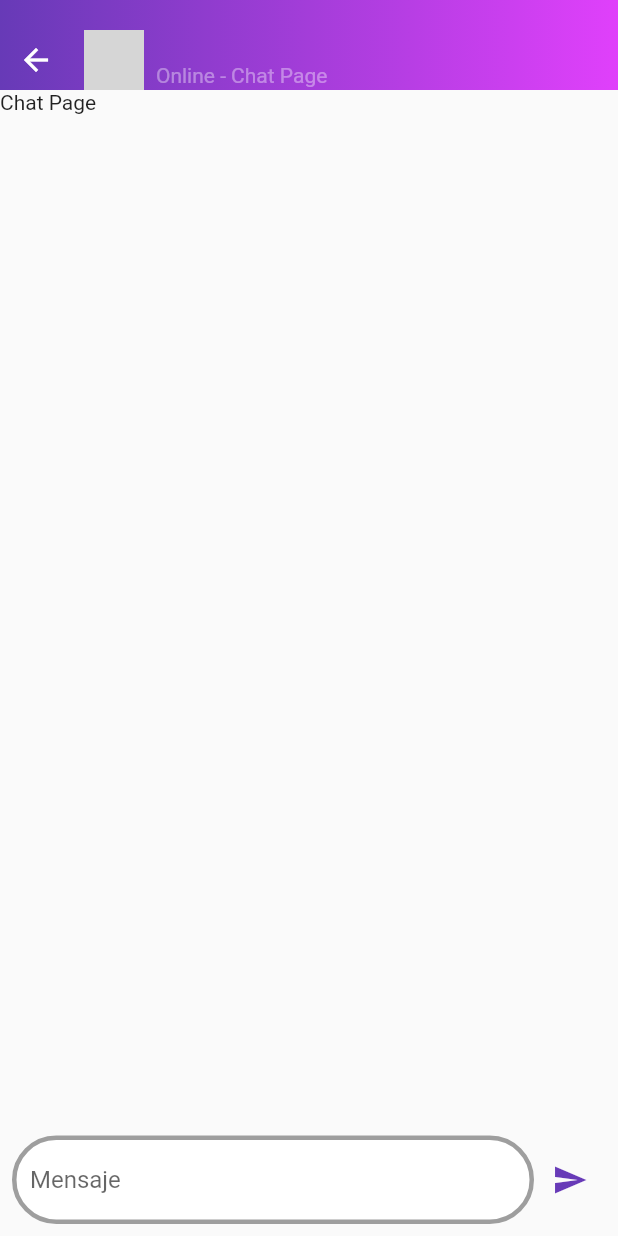
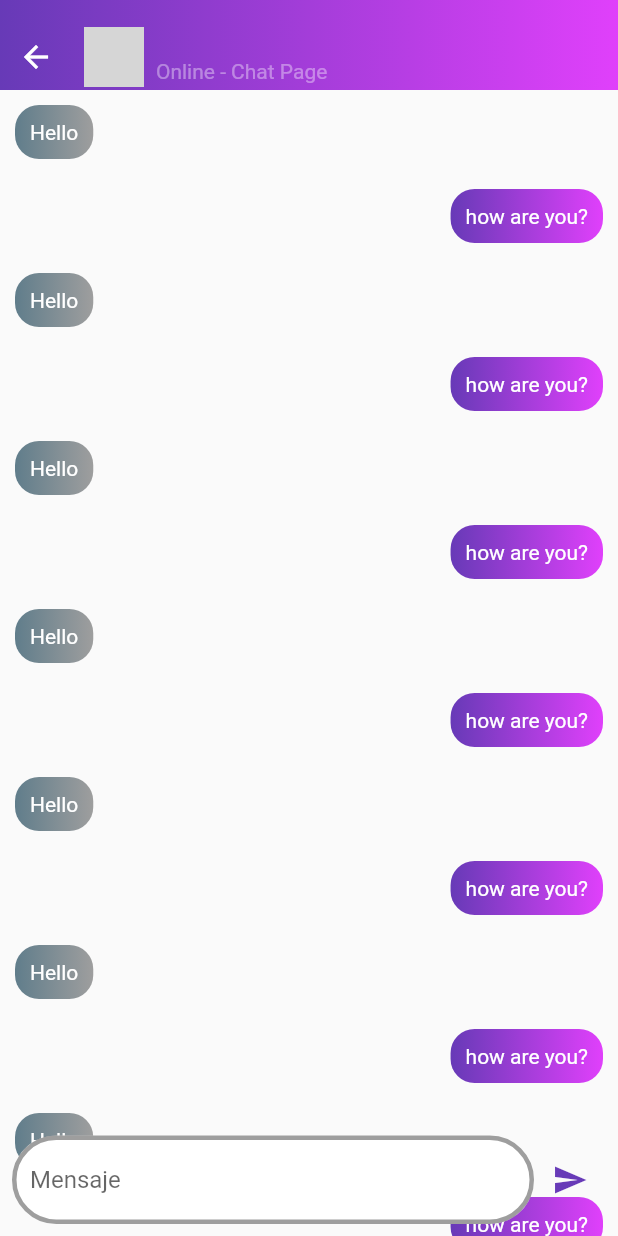
Before and after one commit to gabrielqzl/chat_app_flutter, a Flutter app: the screen it shows after launch, after a tap on "ENTRAR", on a phone screen of 412 x 824 dp. Run offline on Flutter 3.47's test engine with Material 2 defaults, Android fonts, the phone set to English and light mode, and no system bars; network calls fail; grey boxes are pictures that could not be loaded.

Commit message:
Chat Bubbles UI implemented

```diff
--- a/lib/pages/chat_page.dart
+++ b/lib/pages/chat_page.dart
@@ -1,8 +1,10 @@
 import 'package:flutter/material.dart';
 
 import '../widgets/chat_appbar_widget.dart';
+import '../widgets/chat_input_message_widget.dart';
+import '../widgets/chat_message_widget.dart';
 
-class ChatPage extends StatelessWidget {
+class ChatPage extends StatefulWidget {
   // Usuario
   final String username;
   // Otros Usurios
@@ -13,63 +15,68 @@ class ChatPage extends StatelessWidget {
   }) : super(key: key);
 
   @override
+  State<ChatPage> createState() => _ChatPageState();
+}
+
+class _ChatPageState extends State<ChatPage> {
+  @override
   Widget build(BuildContext context) {
     return Scaffold(
       appBar: ChatAppBarWidget(
-        username: username,
+        username: widget.username,
       ),
       body: Stack(
         children: [
           ListView(
-            children: const [
-              Text("Chat Page"),
+            addAutomaticKeepAlives: true,
+            reverse: false,
+            padding: const EdgeInsets.only(bottom: 65),
+            children: [
+              // List of Messages
+              ChatMessageWidget(
+                  mensaje: "Hello", user: widget.username, isMe: false),
+              ChatMessageWidget(
+                  mensaje: "how are you?", user: widget.username, isMe: true),
+              ChatMessageWidget(
+                  mensaje: "Hello", user: widget.username, isMe: false),
+              ChatMessageWidget(
+                  mensaje: "how are you?", user: widget.username, isMe: true),
+              ChatMessageWidget(
+                  mensaje: "Hello", user: widget.username, isMe: false),
+              ChatMessageWidget(
+                  mensaje: "how are you?", user: widget.username, isMe: true),
+              ChatMessageWidget(
+                  mensaje: "Hello", user: widget.username, isMe: false),
+              ChatMessageWidget(
+                  mensaje: "how are you?", user: widget.username, isMe: true),
+              ChatMessageWidget(
+                  mensaje: "Hello", user: widget.username, isMe: false),
+              ChatMessageWidget(
+                  mensaje: "how are you?", user: widget.username, isMe: true),
+              ChatMessageWidget(
+                  mensaje: "Hello", user: widget.username, isMe: false),
+              ChatMessageWidget(
+                  mensaje: "how are you?", user: widget.username, isMe: true),
+              ChatMessageWidget(
+                  mensaje: "Hello", user: widget.username, isMe: false),
+              ChatMessageWidget(
+                  mensaje: "how are you?", user: widget.username, isMe: true),
+              ChatMessageWidget(
+                  mensaje: "Hello", user: widget.username, isMe: false),
+              ChatMessageWidget(
+                  mensaje: "how are you?", user: widget.username, isMe: true),
+              ChatMessageWidget(
+                  mensaje: "Hello", user: widget.username, isMe: false),
+              ChatMessageWidget(
+                  mensaje: "how are you?", user: widget.username, isMe: true),
             ],
           ),
-          const Align(
-              alignment: Alignment.bottomCenter, child: ChatInputMessage()),
+          Align(
+            alignment: Alignment.bottomCenter,
+            child: ChatInputMessageWidget(),
+          ),
         ],
       ),
     );
   }
 }
-
-class ChatInputMessage extends StatelessWidget {
-  const ChatInputMessage({super.key});
-
-  @override
-  Widget build(BuildContext context) {
-    return Padding(
-      padding: const EdgeInsets.all(8.0),
-      child: Row(
-        mainAxisAlignment: MainAxisAlignment.spaceBetween,
-        children: [
-          Expanded(
-            child: TextField(
-              cursorColor: Colors.deepPurple,
-              decoration: InputDecoration(
-                hintText: 'Mensaje',
-                filled: true,
-                fillColor: Colors.white,
-                focusedBorder: OutlineInputBorder(
-                  borderSide:
-                      const BorderSide(width: 3, color: Colors.deepPurple),
-                  borderRadius: BorderRadius.circular(50),
-                ),
-                enabledBorder: OutlineInputBorder(
-                  borderRadius: BorderRadius.circular(50),
-                  borderSide: const BorderSide(width: 3, color: Colors.black38),
-                ),
-              ),
-            ),
-          ),
-          IconButton(
-              onPressed: () {},
-              icon: const Icon(
-                Icons.send,
-                color: Colors.deepPurple,
-              )),
-        ],
-      ),
-    );
-  }
-}
--- a/lib/widgets/chat_appbar_widget.dart
+++ b/lib/widgets/chat_appbar_widget.dart
@@ -10,7 +10,7 @@ class ChatAppBarWidget extends StatelessWidget implements PreferredSizeWidget {
   @override
   Widget build(BuildContext context) {
     return Container(
-      padding: const EdgeInsets.only(top: 20),
+      padding: const EdgeInsets.only(top: 16),
       decoration: const BoxDecoration(
         gradient: LinearGradient(colors: [
           Colors.deepPurple,
@@ -18,7 +18,7 @@ class ChatAppBarWidget extends StatelessWidget implements PreferredSizeWidget {
         ]),
       ),
       width: double.infinity,
-      height: 120,
+      height: 124,
       child: Row(
         children: [
           IconButton(
@@ -46,7 +46,7 @@ class ChatAppBarWidget extends StatelessWidget implements PreferredSizeWidget {
                 style: const TextStyle(
                     color: Colors.white,
                     fontWeight: FontWeight.bold,
-                    fontSize: 18),
+                    fontSize: 16),
               ),
               const Text(
                 "Online - Chat Page",
--- /dev/null
+++ b/lib/widgets/chat_input_message_widget.dart
@@ -0,0 +1,49 @@
+import 'package:flutter/material.dart';
+
+class ChatInputMessageWidget extends StatelessWidget {
+  ChatInputMessageWidget({super.key});
+
+  final message = TextEditingController();
+  late String _mensaje = "";
+  @override
+  Widget build(BuildContext context) {
+    return Padding(
+      padding: const EdgeInsets.all(8.0),
+      child: Row(
+        mainAxisAlignment: MainAxisAlignment.spaceBetween,
+        children: [
+          Expanded(
+            child: TextField(
+              controller: message,
+              cursorColor: Colors.deepPurple,
+              decoration: InputDecoration(
+                hintText: 'Mensaje',
+                filled: true,
+                fillColor: Colors.white,
+                focusedBorder: OutlineInputBorder(
+                  borderSide:
+                      const BorderSide(width: 3, color: Colors.deepPurple),
+                  borderRadius: BorderRadius.circular(50),
+                ),
+                enabledBorder: OutlineInputBorder(
+                  borderRadius: BorderRadius.circular(50),
+                  borderSide: const BorderSide(width: 3, color: Colors.black38),
+                ),
+              ),
+              // onChanged: () {},
+            ),
+          ),
+          IconButton(
+              onPressed: () {
+                _mensaje = message.text;
+                print(_mensaje);
+              },
+              icon: const Icon(
+                Icons.send,
+                color: Colors.deepPurple,
+              )),
+        ],
+      ),
+    );
+  }
+}
--- /dev/null
+++ b/lib/widgets/chat_message_widget.dart
@@ -0,0 +1,44 @@
+import 'package:flutter/material.dart';
+
+class ChatMessageWidget extends StatelessWidget {
+  final String mensaje;
+  final String user;
+  final bool isMe;
+
+  const ChatMessageWidget({
+    Key? key,
+    required this.mensaje,
+    required this.user,
+    required this.isMe,
+  }) : super(key: key);
+
+  @override
+  Widget build(BuildContext context) {
+    return Column(
+      mainAxisAlignment: MainAxisAlignment.center,
+      crossAxisAlignment:
+          isMe ? CrossAxisAlignment.end : CrossAxisAlignment.start,
+      children: [
+        Container(
+          margin: const EdgeInsets.all(10),
+          padding: const EdgeInsets.all(10),
+          constraints: BoxConstraints(
+            maxWidth: MediaQuery.of(context).size.width * 0.85,
+          ),
+          decoration: BoxDecoration(
+            gradient: LinearGradient(
+              colors: isMe
+                  ? [Colors.deepPurple, Colors.purpleAccent]
+                  : [Colors.blueGrey, Colors.grey],
+            ),
+            borderRadius: BorderRadius.circular(16),
+          ),
+          child: Text(
+            mensaje,
+            style: TextStyle(color: isMe ? Colors.white : Colors.white),
+          ),
+        ),
+      ],
+    );
+  }
+}
```
Also changed, not shown: 1 other file.
